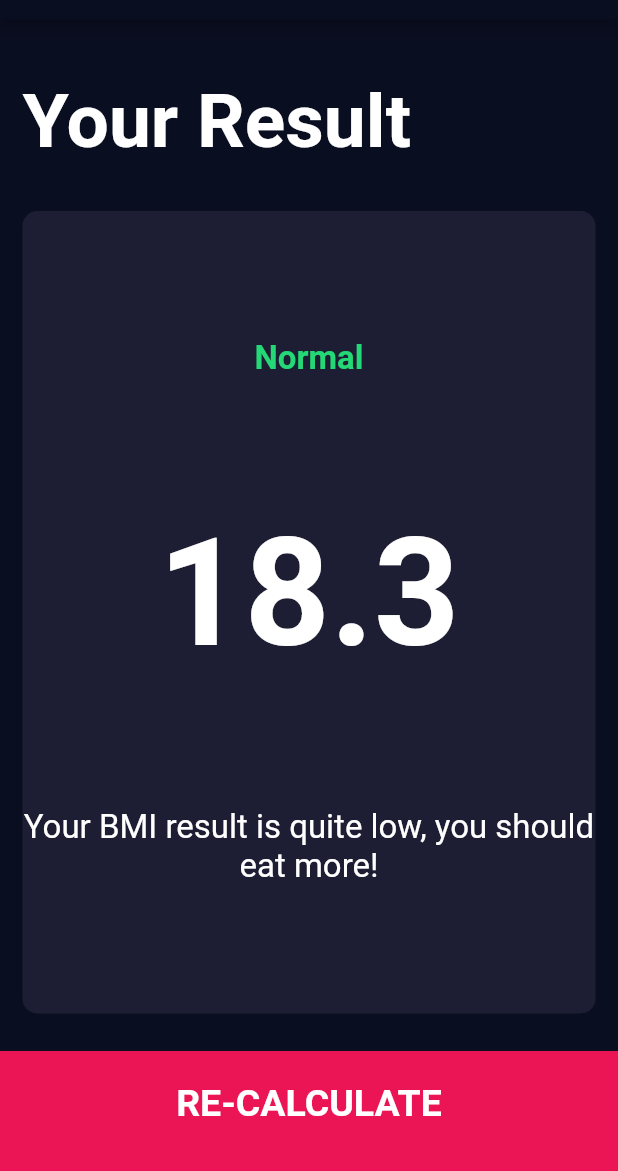
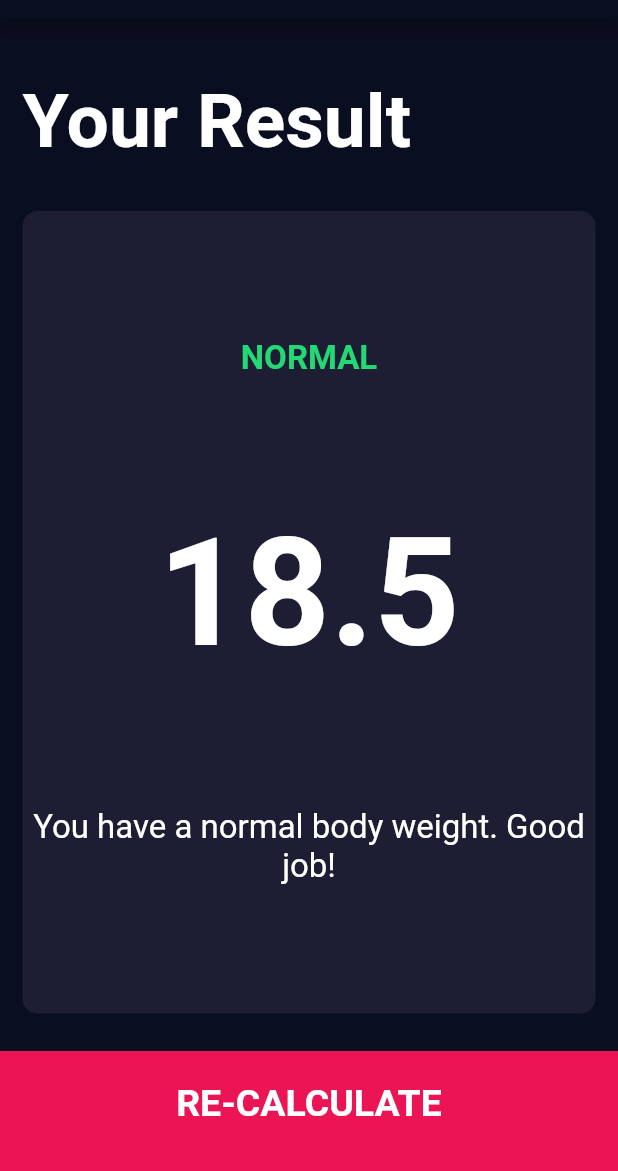
Before and after one commit to yoon6763/flutter-lab, a Flutter app: the screen it shows after launch, after a tap on "CALCULATE", on a phone screen of 412 x 824 dp, the part 65-1236 px from its top. Run offline on Flutter 3.47's test engine with Material 2 defaults, Android fonts, the phone set to English and light mode, and no system bars; our stand-ins replace audioplayers, font_awesome_flutter, geolocator, permission_handler; missing offline and left inert: korean_words.

```diff
--- /dev/null
+++ b/Clima-Flutter-master/lib/main.dart
@@ -0,0 +1,14 @@
+import 'package:flutter/material.dart';
+import 'package:clima/screens/loading_screen.dart';
+
+void main() => runApp(MyApp());
+
+class MyApp extends StatelessWidget {
+  @override
+  Widget build(BuildContext context) {
+    return MaterialApp(
+      theme: ThemeData.dark(),
+      home: LoadingScreen(),
+    );
+  }
+}
--- /dev/null
+++ b/bmi-calculator-flutter-master/lib/calculator_brain.dart
@@ -0,0 +1,36 @@
+import 'dart:math';
+
+class CalculatorBrain {
+  CalculatorBrain({this.height, this.weight});
+
+  final int height;
+  final int weight;
+
+  double _bmi;
+
+  String calculateBMI() {
+    _bmi = weight / pow(height/100, 2);
+    return _bmi.toStringAsFixed(1);
+  }
+
+  String getResult () {
+    if(_bmi >= 25) {
+      return 'Overweight';
+    } else if(_bmi > 18.5) {
+      return 'Normal';
+    } else {
+      return 'Underweight';
+    }
+  }
+
+  String getInterpretation() {
+    if(_bmi >= 25) {
+      return 'You have a higher than normal body weight. Try to exercise more.';
+    } else if(_bmi > 18.5) {
+      return 'You have a normal body weight. Good job!';
+    } else {
+      return 'You have a lower than normal body weight. You can eat a bit more.';
+    }
+  }
+
+}
--- a/bmi-calculator-flutter-master/lib/screens/input_page.dart
+++ b/bmi-calculator-flutter-master/lib/screens/input_page.dart
@@ -1,3 +1,4 @@
+import 'package:bmi_calculator/calculator_brain.dart';
 import 'package:bmi_calculator/components/icon_content.dart';
 import 'package:bmi_calculator/components/reusable_card.dart';
 import 'package:bmi_calculator/screens/result_page.dart';
@@ -199,8 +200,15 @@ class _InputPageState extends State<InputPage> {
           ),
           BottomButton(
             onTap: () {
-              Navigator.push(
-                  context, MaterialPageRoute(builder: (context) => ResultPage()));
+              CalculatorBrain calc =
+                  CalculatorBrain(height: height, weight: weight);
+
+              Navigator.push(context,
+                  MaterialPageRoute(builder: (context) => ResultPage(
+                    bmiResult: calc.calculateBMI(),
+                    resultText: calc.getResult(),
+                    interpretation: calc.getInterpretation(),
+                  )));
             },
             buttonTitle: 'CALCULATE',
           )
--- a/bmi-calculator-flutter-master/lib/screens/result_page.dart
+++ b/bmi-calculator-flutter-master/lib/screens/result_page.dart
@@ -5,6 +5,12 @@ import 'package:flutter/cupertino.dart';
 import 'package:flutter/material.dart';
 
 class ResultPage extends StatelessWidget {
+  ResultPage({@required this.bmiResult, @required this.resultText, @required this.interpretation});
+
+  final String bmiResult;
+  final String resultText;
+  final String interpretation;
+
   @override
   Widget build(BuildContext context) {
     return Scaffold(
@@ -35,15 +41,15 @@ class ResultPage extends StatelessWidget {
                 crossAxisAlignment: CrossAxisAlignment.center,
                 children: [
                   Text(
-                    'Normal',
+                    resultText.toUpperCase(),
                     style: kResultTextStyle,
                   ),
                   Text(
-                    '18.3',
+                    bmiResult,
                     style: kBMITextStyle,
                   ),
                   Text(
-                    'Your BMI result is quite low, you should eat more!',
+                    interpretation,
                     textAlign: TextAlign.center,
                     style: kBodyTextStyle,
                   )
```
Also changed, not shown: Clima-Flutter-master/lib/scratch.dart (added, +33 -0 lines), Clima-Flutter-master/lib/screens/city_screen.dart (added, +51 -0 lines), Clima-Flutter-master/lib/screens/loading_screen.dart (added, +32 -0 lines), Clima-Flutter-master/lib/screens/location_screen.dart (added, +76 -0 lines), Clima-Flutter-master/lib/services/weather.dart (added, +33 -0 lines), Clima-Flutter-master/lib/utilities/constants.dart (added, +20 -0 lines), Clima-Flutter-master/pubspec.yaml (added, +31 -0 lines), Clima-Flutter-master/fonts/SpartanMB-Black.otf (added), Clima-Flutter-master/images/city_background.jpg (added), Clima-Flutter-master/images/location_background.jpg (added), Clima-Flutter-master/lib/services/location.dart (added), Clima-Flutter-master/lib/services/networking.dart (added), Clima-Flutter-master/pubspec.lock (added), 73 other files.
